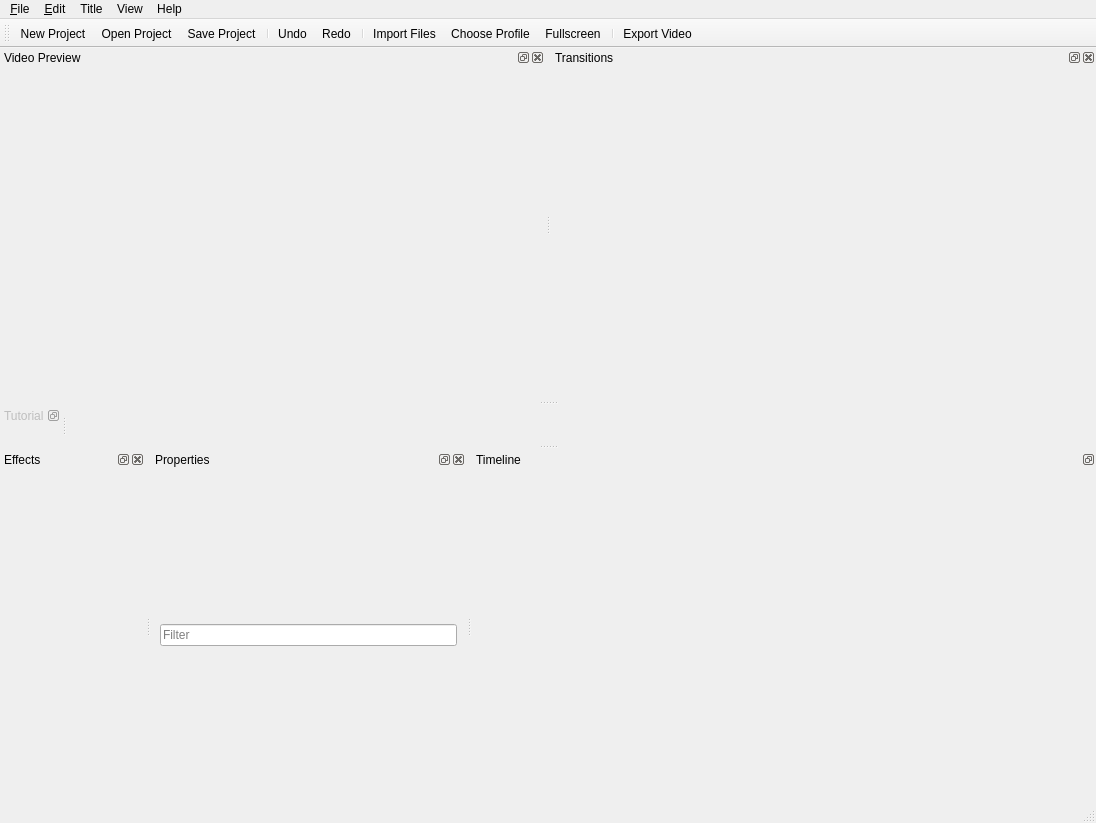
The window that Contents/Resources/windows/ui/main-window.ui (StreamMediaWorkspace/YYPySportEditor) describes before a commit, drawn with Qt 5.
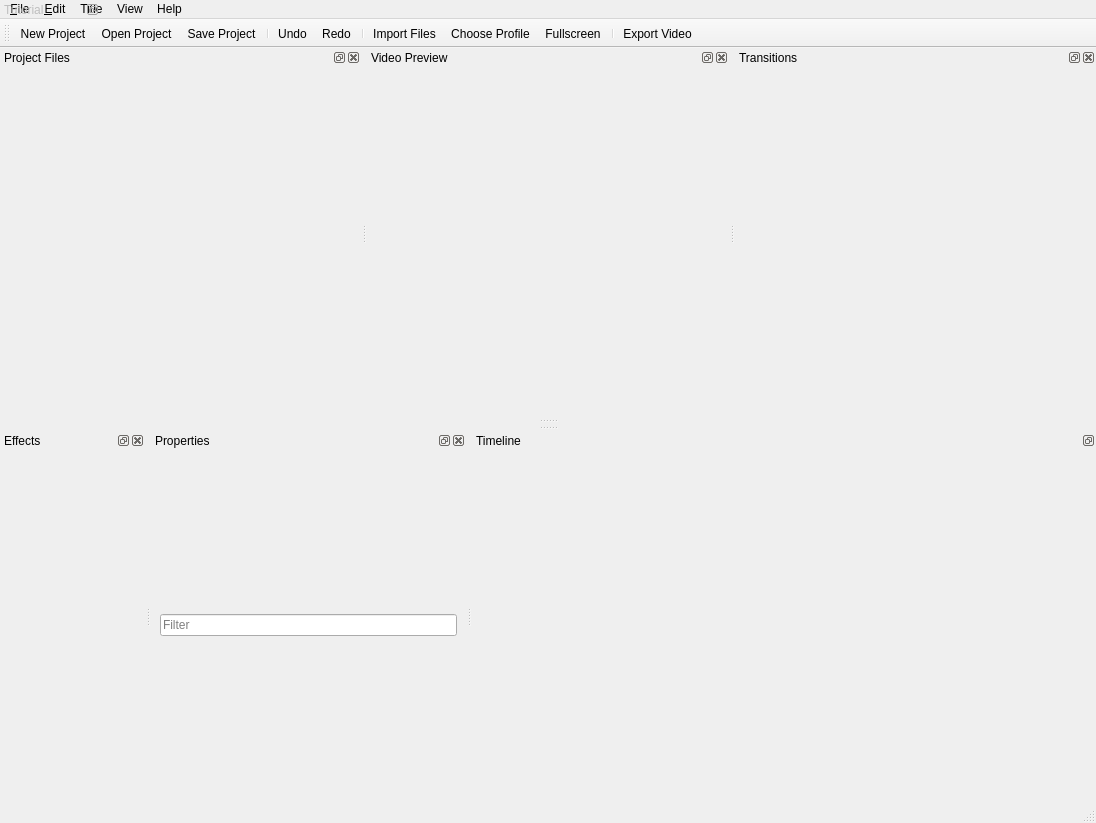
The same window after the commit. Icons and pictures are not drawn.

Diff of the .ui file:
```diff
--- a/Contents/Resources/windows/ui/main-window.ui
+++ b/Contents/Resources/windows/ui/main-window.ui
@@ -86,8 +86,8 @@
     <rect>
      <x>0</x>
      <y>0</y>
-     <width>1096</width>
-     <height>22</height>
+     <width>1200</width>
+     <height>25</height>
     </rect>
    </property>
    <widget class="QMenu" name="menuFile">
@@ -190,6 +190,39 @@
    <addaction name="separator"/>
    <addaction name="actionExportVideo"/>
   </widget>
+  <widget class="QDockWidget" name="dockFiles">
+   <property name="sizePolicy">
+    <sizepolicy hsizetype="Preferred" vsizetype="Preferred">
+     <horstretch>0</horstretch>
+     <verstretch>0</verstretch>
+    </sizepolicy>
+   </property>
+   <property name="windowTitle">
+    <string>Project Files</string>
+   </property>
+   <attribute name="dockWidgetArea">
+    <number>4</number>
+   </attribute>
+   <widget class="QWidget" name="dockWidgetContents">
+    <layout class="QGridLayout" name="gridLayout_2">
+     <property name="leftMargin">
+      <number>9</number>
+     </property>
+     <property name="topMargin">
+      <number>9</number>
+     </property>
+     <property name="rightMargin">
+      <number>9</number>
+     </property>
+     <property name="bottomMargin">
+      <number>9</number>
+     </property>
+     <item row="0" column="0">
+      <layout class="QVBoxLayout" name="tabFiles"/>
+     </item>
+    </layout>
+   </widget>
+  </widget>
   <widget class="QDockWidget" name="dockVideo">
    <property name="sizePolicy">
     <sizepolicy hsizetype="Preferred" vsizetype="Preferred">
@@ -364,7 +397,7 @@
     <string>Tutorial</string>
    </property>
    <attribute name="dockWidgetArea">
-    <number>1</number>
+    <number>0</number>
    </attribute>
    <widget class="QWidget" name="dockTutorialContents">
     <property name="focusPolicy">
```
Left out of the diff: 15 changed lines with no effect on the pictures.
